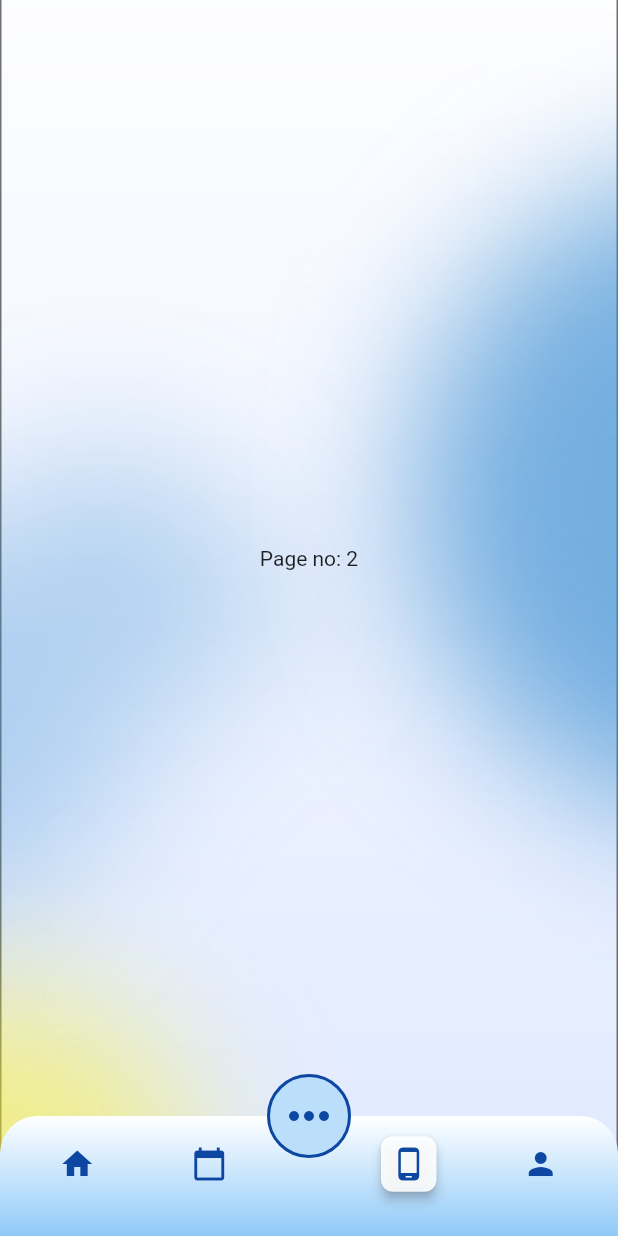
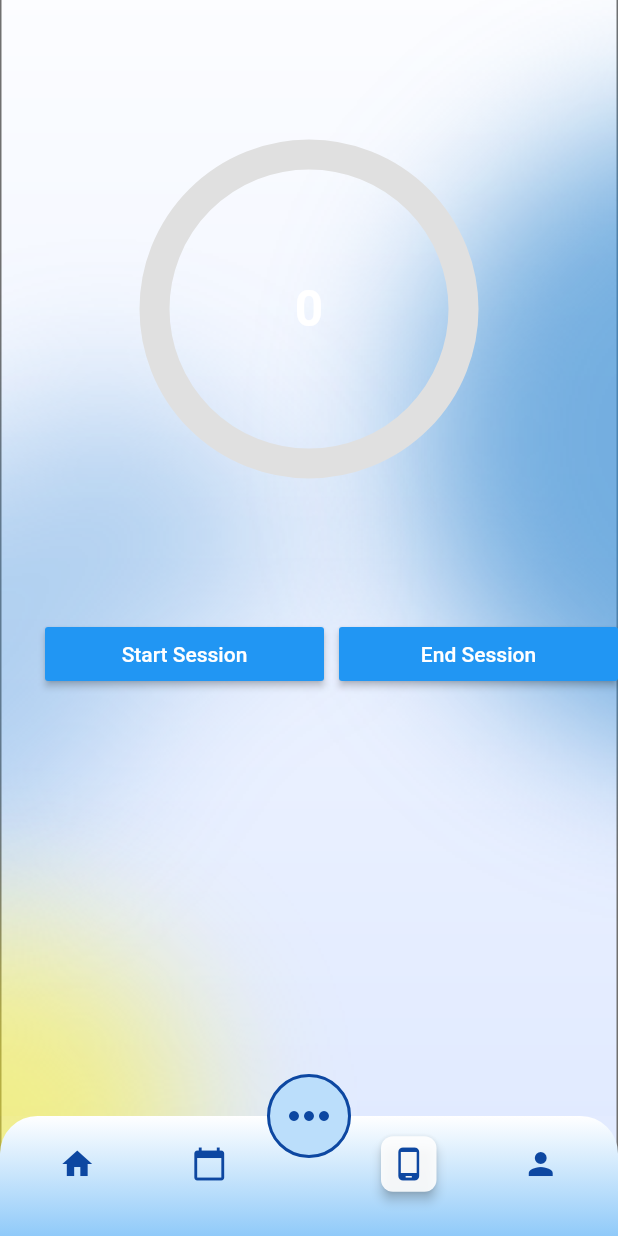
Before and after one commit to Ctrl-Alt-Eliiiteee/Mentor-Match, a Flutter app: the NavBar screen opened directly, item 3 of the bottom bar chosen, on a phone screen of 412 x 824 dp. Run offline on Flutter 3.47's test engine with Material 2 defaults, Android fonts, the phone set to English and light mode, and no system bars; drawn by our look-alikes of circular_countdown_timer; our stand-ins replace carousel_slider, chewie, cloud_firestore, device_preview, firebase_auth, firebase_core and 4 more; missing offline and left inert: all_sensors; accounts and stored records are empty.

Commit message:
flip to focus

```diff
--- /dev/null
+++ b/lib/Pages/FliptoFocus.dart
@@ -0,0 +1,170 @@
+import 'dart:async';
+import 'package:circular_countdown_timer/circular_countdown_timer.dart';
+import 'package:flutter/material.dart';
+import 'package:all_sensors/all_sensors.dart';
+
+class Fliptofocus extends StatefulWidget {
+  Fliptofocus({Key key, this.title}) : super(key: key);
+  final String title;
+  @override
+  _FliptofocusState createState() => _FliptofocusState();
+}
+
+bool proximityValues = false;
+
+class _FliptofocusState extends State<Fliptofocus> {
+  CountDownController _controller = CountDownController();
+  int _duration = 3600;
+  bool proximityValues = false;
+  bool flag = true;
+  List<StreamSubscription<dynamic>> _streamSubscriptions =
+      <StreamSubscription<dynamic>>[];
+
+  @override
+  void initState() {
+    super.initState();
+    _streamSubscriptions.add(proximityEvents.listen((ProximityEvent event) {
+      setState(() {
+        proximityValues = event.getValue();
+      });
+    }));
+  }
+
+  @override
+  Widget build(BuildContext context) {
+    return Container(
+      decoration: BoxDecoration(
+        image: DecorationImage(
+          image: AssetImage("images/Background.png"),
+          fit: BoxFit.cover,
+        ),
+      ),
+      child: Column(
+        children: [
+          Center(
+              child: CircularCountDownTimer(
+            // Countdown duration in Seconds.
+            duration: _duration,
+
+            // Countdown initial elapsed Duration in Seconds.
+            initialDuration: 0,
+
+            // Controls (i.e Start, Pause, Resume, Restart) the Countdown Timer.
+            controller: _controller,
+
+            // Width of the Countdown Widget.
+            width: MediaQuery.of(context).size.width / 2,
+
+            // Height of the Countdown Widget.
+            height: MediaQuery.of(context).size.height / 2,
+
+            // Ring Color for Countdown Widget.
+            ringColor: Colors.grey[300],
+
+            // Ring Gradient for Countdown Widget.
+            ringGradient: null,
+
+            // Filling Color for Countdown Widget.
+            fillColor: Colors.blue,
+
+            // Filling Gradient for Countdown Widget.
+            fillGradient: null,
+
+            // Background Color for Countdown Widget.
+            backgroundColor: Colors.transparent,
+
+            // Background Gradient for Countdown Widget.
+            backgroundGradient: null,
+
+            // Border Thickness of the Countdown Ring.
+            strokeWidth: 20.0,
+
+            // Begin and end contours with a flat edge and no extension.
+            strokeCap: StrokeCap.round,
+
+            // Text Style for Countdown Text.
+            textStyle: TextStyle(
+                fontSize: 33.0,
+                color: Colors.white,
+                fontWeight: FontWeight.bold),
+
+            // Format for the Countdown Text.
+            textFormat: CountdownTextFormat.S,
+
+            // Handles Countdown Timer (true for Reverse Countdown (max to 0), false for Forward Countdown (0 to max)).
+            isReverse: false,
+
+            // Handles Animation Direction (true for Reverse Animation, false for Forward Animation).
+            isReverseAnimation: false,
+
+            // Handles visibility of the Countdown Text.
+            isTimerTextShown: true,
+
+            // Handles the timer start.
+            autoStart: false,
+
+            // This Callback will execute when the Countdown Starts.
+            onStart: () {
+              // Here, do whatever you want
+              print('Countdown Started');
+            },
+
+            // This Callback will execute when the Countdown Ends.
+            onComplete: () {
+              // Here, do whatever you want
+              print('Countdown Ended');
+            },
+          )),
+          Row(
+            mainAxisAlignment: MainAxisAlignment.center,
+            children: [
+              SizedBox(
+                width: 30,
+              ),
+              _button(
+                  title: "Start Session",
+                  onPressed: () {
+                    Timer(
+                      Duration(seconds: 1),
+                      () {
+                        if (proximityValues == true) {
+                          Timer.periodic(Duration(milliseconds: 1), (timer) {
+                            if (proximityValues == false) {
+                              _controller.pause();
+                              flag = true;
+                            } else if (flag == true &&
+                                proximityValues == true) {
+                              _controller.resume();
+                              flag = false;
+                            }
+                          });
+                          _controller.start();
+                        }
+                      },
+                    );
+                  }),
+              SizedBox(
+                width: 10,
+              ),
+              _button(
+                  title: "End Session",
+                  onPressed: () => _controller.restart(duration: _duration))
+            ],
+          ),
+        ],
+      ),
+    );
+  }
+
+  _button({String title, VoidCallback onPressed}) {
+    return Expanded(
+        child: RaisedButton(
+      child: Text(
+        title,
+        style: TextStyle(color: Colors.white),
+      ),
+      onPressed: onPressed,
+      color: Colors.blue,
+    ));
+  }
+}
--- a/lib/Pages/Navbar.dart
+++ b/lib/Pages/Navbar.dart
@@ -5,6 +5,7 @@ import 'package:mentor_match_app/Mentee%20Package/menteeProfile.dart';
 import 'package:mentor_match_app/Mentor%20Package/MonthlyPlanner.dart';
 import 'package:mentor_match_app/Mentor%20Package/mentorHome.dart';
 import 'package:mentor_match_app/Mentor%20Package/mentorProfile.dart';
+import 'package:mentor_match_app/Pages/FliptoFocus.dart';
 import 'package:mentor_match_app/Pages/HomePage.dart';
 import 'package:mentor_match_app/Pages/ProfilePage.dart';
 
@@ -45,6 +46,8 @@ class _NavBarState extends State<NavBar> {
                       ? MentorHome()
                       : (_index == 1)
                           ? Planner()
+                          : (_index == 2)
+                              ? Fliptofocus()
                               : (_index == 3)
                                   ? MentorProfile()
                                   : Center(
@@ -52,6 +55,8 @@ class _NavBarState extends State<NavBar> {
                                     )
                   : (_index == 0)
                       ? MenteeHome()
+                      : (_index == 2)
+                          ? Fliptofocus()
                           : (_index == 3)
                               ? MenteeProfile()
                               : Center(child: Text("Page no: $_index")),
--- a/pubspec.yaml
+++ b/pubspec.yaml
@@ -51,6 +51,8 @@ dependencies:
   video_player: ^1.0.1
   table_calendar: ^2.3.3
   device_preview:
+  circular_countdown_timer:
+  all_sensors:
 
 dev_dependencies:
   flutter_test:
```
Also changed, not shown: pubspec.lock. Lines whose indentation alone changed are shown as unchanged.
